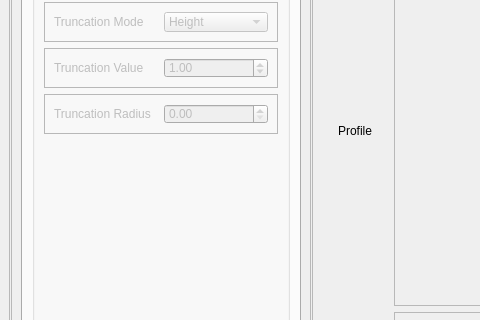
The window that src/lens_simulation/UI/qtdesigner_files/LensCreator.ui (DeMarcoLab/juno) describes before a commit, drawn with Qt 5; both pictures show x 0 to 480 and y 114 to 434 of the 1123 by 820 pixel window.
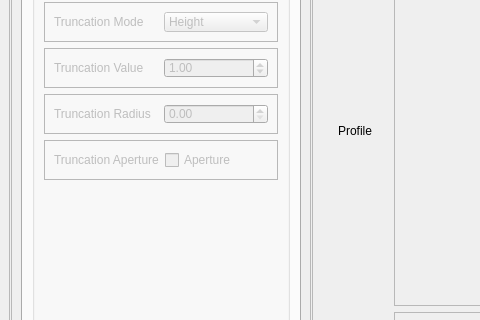
The same window after the commit. The open tabs and pages were chosen to show the change.

Commit message: add truncation aperture

Diff of the .ui file:
```diff
--- a/src/lens_simulation/UI/qtdesigner_files/LensCreator.ui
+++ b/src/lens_simulation/UI/qtdesigner_files/LensCreator.ui
@@ -1105,6 +1105,50 @@
                    </layout>
                   </widget>
                  </item>
+                 <item>
+                  <widget class="QFrame" name="frame_TruncationAperture">
+                   <property name="enabled">
+                    <bool>true</bool>
+                   </property>
+                   <property name="maximumSize">
+                    <size>
+                     <width>16777215</width>
+                     <height>40</height>
+                    </size>
+                   </property>
+                   <property name="frameShape">
+                    <enum>QFrame::StyledPanel</enum>
+                   </property>
+                   <property name="frameShadow">
+                    <enum>QFrame::Raised</enum>
+                   </property>
+                   <layout class="QHBoxLayout" name="horizontalLayout_18">
+                    <item>
+                     <widget class="QLabel" name="label_TruncationAperture">
+                      <property name="enabled">
+                       <bool>true</bool>
+                      </property>
+                      <property name="text">
+                       <string>Truncation Aperture</string>
+                      </property>
+                     </widget>
+                    </item>
+                    <item>
+                     <widget class="QCheckBox" name="checkBox_TruncationAperture">
+                      <property name="enabled">
+                       <bool>true</bool>
+                      </property>
+                      <property name="text">
+                       <string>Aperture</string>
+                      </property>
+                      <property name="checked">
+                       <bool>false</bool>
+                      </property>
+                     </widget>
+                    </item>
+                   </layout>
+                  </widget>
+                 </item>
                  <item>
                   <spacer name="verticalSpacer_Truncation">
                    <property name="orientation">
```
The commit also changes 2 other files.
